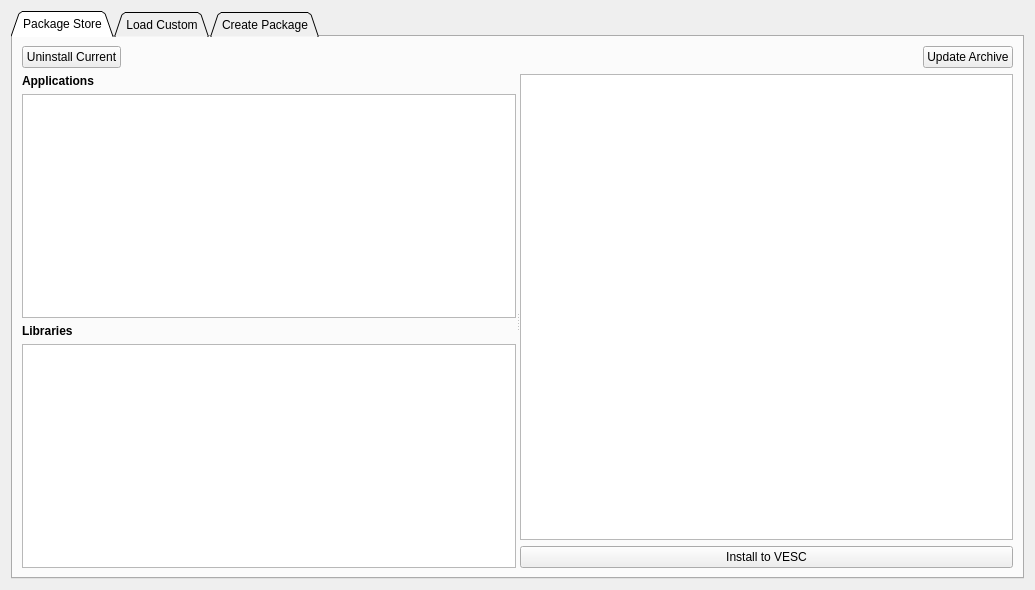
vedderb/vesc_tool, file pages/pagevescpackage.ui: the form before one commit.
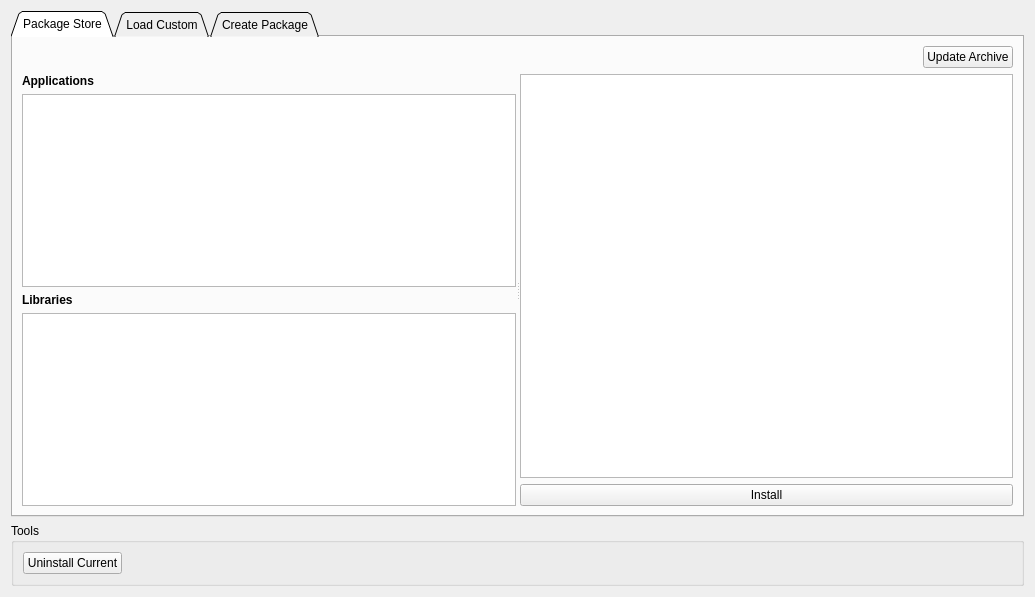
The form after the commit. Icons and pictures are not drawn. Custom widgets are drawn as their Qt base class.

Commit message: Added custom package install support to mobile UI

```diff
--- a/pages/pagevescpackage.ui
+++ b/pages/pagevescpackage.ui
@@ -29,13 +29,6 @@
       <layout class="QVBoxLayout" name="verticalLayout_6">
        <item>
         <layout class="QHBoxLayout" name="horizontalLayout_6">
-         <item>
-          <widget class="QPushButton" name="uninstallButton">
-           <property name="text">
-            <string>Uninstall Current</string>
-           </property>
-          </widget>
-         </item>
          <item>
           <widget class="DisplayPercentage" name="displayDl" native="true">
            <property name="sizePolicy">
@@ -115,12 +108,12 @@
            </item>
            <item>
             <widget class="QPushButton" name="installButton">
-             <property name="text">
-              <string>Install to VESC</string>
-             </property>
              <property name="toolTip">
               <string>Uninstall current package and install the selected package to the connected VESC</string>
              </property>
+             <property name="text">
+              <string>Install</string>
+             </property>
             </widget>
            </item>
           </layout>
@@ -420,6 +413,35 @@
      </widget>
     </widget>
    </item>
+   <item>
+    <widget class="QGroupBox" name="groupBox">
+     <property name="title">
+      <string>Tools</string>
+     </property>
+     <layout class="QHBoxLayout" name="horizontalLayout_5">
+      <item>
+       <widget class="QPushButton" name="uninstallButton">
+        <property name="text">
+         <string>Uninstall Current</string>
+        </property>
+       </widget>
+      </item>
+      <item>
+       <spacer name="horizontalSpacer">
+        <property name="orientation">
+         <enum>Qt::Horizontal</enum>
+        </property>
+        <property name="sizeHint" stdset="0">
+         <size>
+          <width>40</width>
+          <height>20</height>
+         </size>
+        </property>
+       </spacer>
+      </item>
+     </layout>
+    </widget>
+   </item>
   </layout>
  </widget>
  <customwidgets>
```
Left out of the diff: 14 changed lines with no effect on the pictures. The commit also changes 6 other files.
